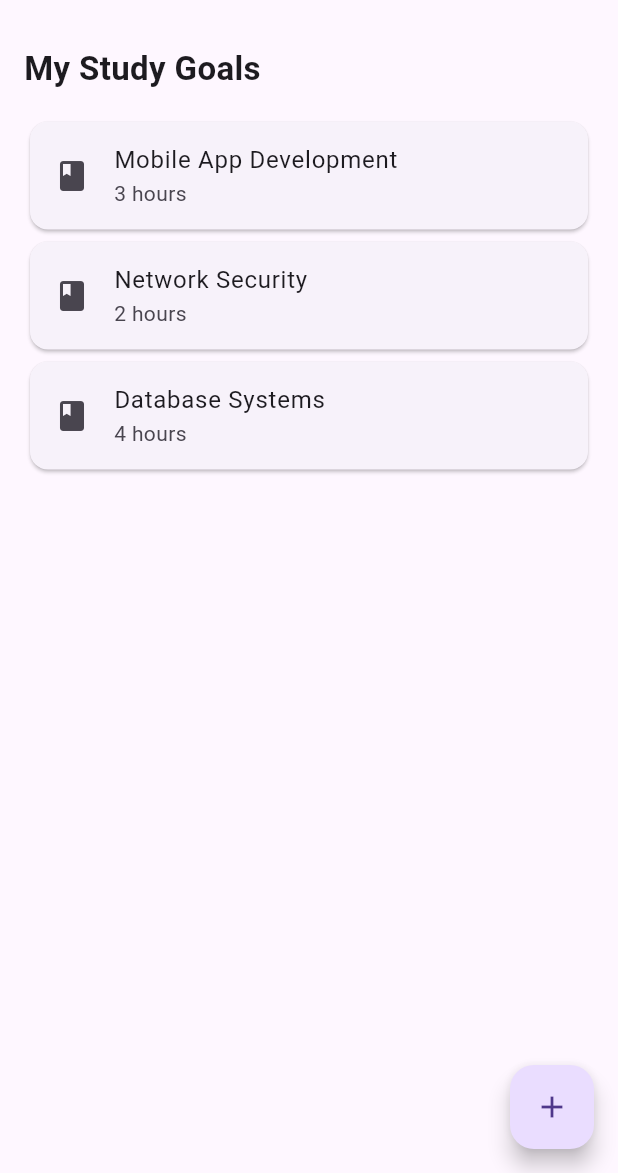
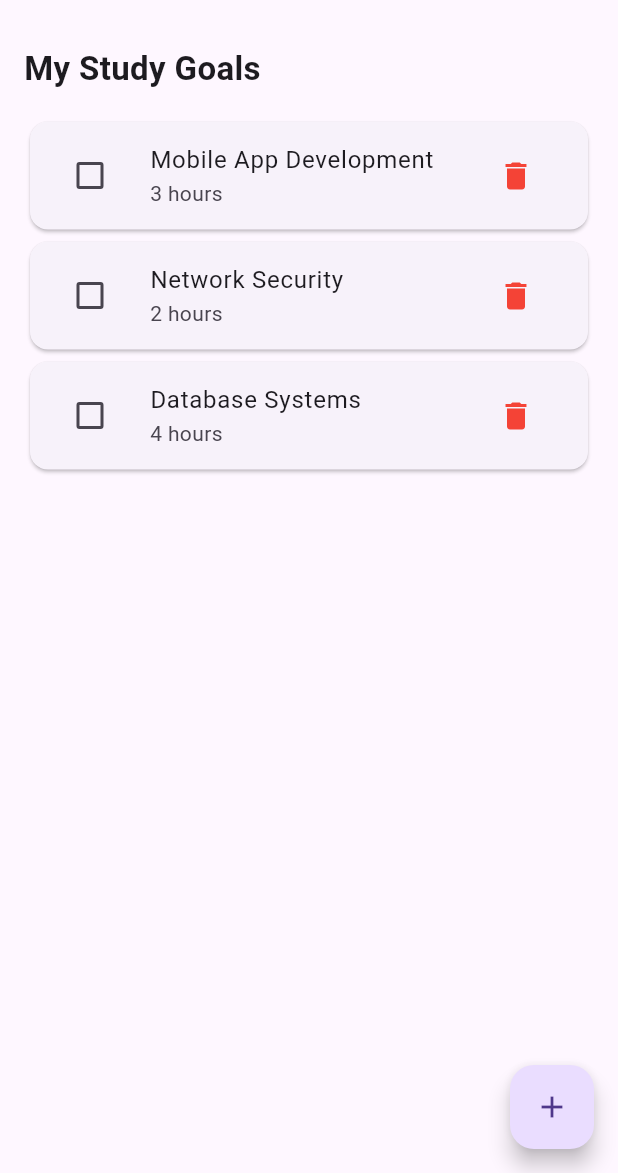
Before and after one commit to abdalla402/study_planner, a Flutter app: the screen it shows after launch, on a phone screen of 412 x 824 dp, the part 63-1236 px from its top. Run offline on Flutter 3.47's test engine with Material 3 defaults, Android fonts, the phone set to English and light mode, and no system bars.

Commit message:
Phase 2 (5/5): Add goal completion checkbox and delete functionality

```diff
--- a/lib/main.dart
+++ b/lib/main.dart
@@ -119,9 +119,31 @@ class _StudyPlannerHomeState extends State<StudyPlannerHome> {
                   final goal = _goals[index];
                   return Card(
                     child: ListTile(
-                      leading: const Icon(Icons.book),
-                      title: Text(goal.title),
+                      leading: Checkbox(
+                        value: goal.isCompleted,
+                        onChanged: (value) {
+                          setState(() {
+                            goal.isCompleted = value ?? false;
+                          });
+                        },
+                      ),
+                      title: Text(
+                        goal.title,
+                        style: TextStyle(
+                          decoration: goal.isCompleted
+                              ? TextDecoration.lineThrough
+                              : TextDecoration.none,
+                        ),
+                      ),
                       subtitle: Text(goal.hours),
+                      trailing: IconButton(
+                        icon: const Icon(Icons.delete, color: Colors.red),
+                        onPressed: () {
+                          setState(() {
+                            _goals.removeAt(index);
+                          });
+                        },
+                      ),
                     ),
                   );
                 },
```
